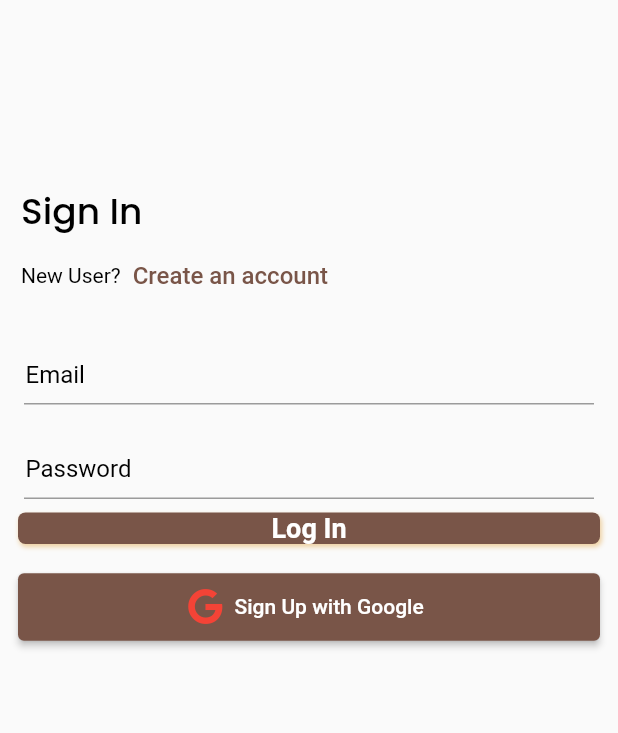
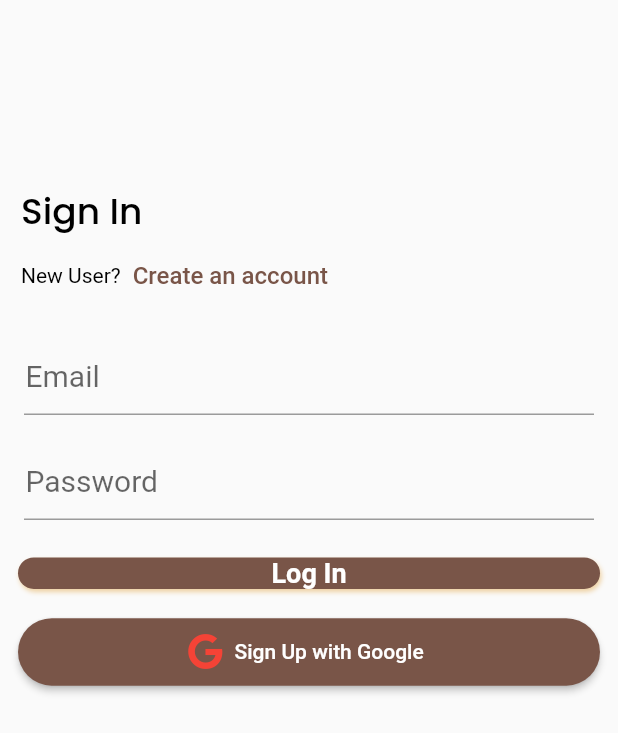
Before and after one commit to Mansukinini/COKG, a Flutter app: the Signup screen opened by its route, after a tap on "Log In", on a phone screen of 412 x 824 dp. Shown: the top 733 px of the screen. Run offline on Flutter 3.47's test engine with Material 2 defaults, Android fonts, the phone set to English and light mode, and no system bars; our stand-ins replace audioplayers, cloud_firestore, datetime_picker_formfield, file_picker, firebase_auth, firebase_core and 6 more; accounts and stored records are empty; network calls fail.

Commit message:
update existing screens

```diff
--- a/lib/src/areas/screens/home/drawer/login.dart
+++ b/lib/src/areas/screens/home/drawer/login.dart
@@ -68,7 +68,11 @@ class _LoginState extends State<Login> {
           stream: authenticate.email,
           builder: (context, user) {
 
-            return AppTextField(hintText: 'Email', textInputType: TextInputType.emailAddress, onChanged: authenticate.setEmail);
+            return AppTextField(
+              labelText: 'Email',
+              textInputType: TextInputType.emailAddress,
+              onChanged: authenticate.setEmail
+            );
           }
         ),
 
@@ -76,7 +80,7 @@ class _LoginState extends State<Login> {
           stream: authenticate.password,
           builder: (context, user){
 
-            return AppTextField(hintText: 'Password', onChanged: authenticate.setPassword, obscureText: true);
+            return AppTextField(labelText: 'Password', onChanged: authenticate.setPassword, obscureText: true);
           },
         ),
 
@@ -102,12 +106,13 @@ class _LoginState extends State<Login> {
             style: ElevatedButton.styleFrom(
               primary: Colors.brown,
               onPrimary: Colors.white,
-              minimumSize: Size(double.infinity, 45)
+              minimumSize: Size(double.infinity, 45),
+              shape: new RoundedRectangleBorder(borderRadius: new BorderRadius.circular(30.0)),
             ),
             icon: FaIcon(FontAwesomeIcons.google, color: Colors.red),
             onPressed: (){
               authenticate.signInWithGoogle().then((userData) {
-                authenticate.createUser(userData.user);
+                authenticate.createUser(userData.user).whenComplete(() => Navigator.pushReplacementNamed(context, "/home"));
               });
             },
             label: Text('Sign Up with Google')
--- a/lib/src/areas/screens/home/home.dart
+++ b/lib/src/areas/screens/home/home.dart
@@ -89,19 +89,19 @@ class _HomeState extends State<Home> {
         ListTile(
           leading: Icon(Icons.arrow_circle_down, size: 35.0, color: Colors.black),
           title: Text('Download', textAlign: TextAlign.left, style: TextStyles.buttonTextBlack),
-          onTap: () { },
+          onTap: () => Navigator.pushNamed(context, '/download'),
         ),
 
         ListTile(
           title: Text('Inbox', textAlign: TextAlign.left, style: TextStyles.buttonTextBlack),
           leading: Icon(Icons.inbox_rounded, size: 35.0, color: Colors.black),
-          onTap: () {},
+          onTap: () => Navigator.pushNamed(context, '/inbox'),
         ),
 
         ListTile(
           title: Text('Giving', textAlign: TextAlign.left, style: TextStyles.buttonTextBlack),
           leading: Icon(Icons.favorite_border, size: 35.0, color: Colors.black),
-          onTap: () { },
+          onTap: () => Navigator.pushNamed(context, '/giving'),
         ),
 
         ListTile(
--- a/lib/src/areas/services/providers/userProvider.dart
+++ b/lib/src/areas/services/providers/userProvider.dart
@@ -119,7 +119,6 @@ class UserProvider {
       return await _firestoreService.createUser(user);
     }on FirebaseException catch (e) {
       print(e);
-      return null;
     }
   }
 
--- a/lib/src/resources/widgets/button.dart
+++ b/lib/src/resources/widgets/button.dart
@@ -41,7 +41,9 @@ class _AppButtonState extends State<AppButton> {
       break;
     }
 
-    return AnimatedContainer(
+    return Padding(
+      padding: const EdgeInsets.only(top: 16.0),
+      child: AnimatedContainer(
         padding: EdgeInsets.only(
           top: (pressed) ? BaseStyles.listFieldVertical + BaseStyles.animationOffset : BaseStyles.listFieldVertical,
           left: BaseStyles.listFieldHorizontal,
@@ -75,6 +77,7 @@ class _AppButtonState extends State<AppButton> {
           },
         ),
         duration: Duration(milliseconds:20),
+      ),
     );
   }
 }
--- a/lib/src/resources/widgets/dateTimePicker.dart
+++ b/lib/src/resources/widgets/dateTimePicker.dart
@@ -40,7 +40,7 @@ class _AppDateTimePickerState extends State<AppDateTimePicker> {
   Widget build(BuildContext context) {
 
     return Padding(
-      padding: const EdgeInsets.only(top:2.0, left: 16.0, right: 16.0, bottom: 12.0),
+      padding: const EdgeInsets.only(top:20.0, left: 16.0, right: 16.0, bottom: 12.0),
       child: DateTimeField(
         readOnly: widget.readyOnly,
         onChanged: widget.onChanged,
--- a/lib/src/resources/widgets/textfield.dart
+++ b/lib/src/resources/widgets/textfield.dart
@@ -56,7 +56,7 @@ class _AppTextFieldState extends State<AppTextField> {
   @override
   Widget build(BuildContext context) {
     return Padding(
-      padding: const EdgeInsets.only(top:14.0, left: 16.0, right: 16.0, bottom: 1.0),
+      padding: const EdgeInsets.only(top:20.0, left: 16.0, right: 16.0, bottom: 1.0),
       child: TextField(
         maxLines: widget.maxLines,
         keyboardType: widget.textInputType,
--- a/lib/src/route.dart
+++ b/lib/src/route.dart
@@ -3,6 +3,9 @@ import 'package:cokg/src/areas/screens/devotion/devotion-sub-page.dart';
 import 'package:cokg/src/areas/screens/event/event-detail.dart';
 import 'package:cokg/src/areas/screens/event/event-list.dart';
 import 'package:cokg/src/areas/screens/group/group-detail.dart';
+import 'package:cokg/src/areas/screens/home/drawer/download.dart';
+import 'package:cokg/src/areas/screens/home/drawer/giving.dart';
+import 'package:cokg/src/areas/screens/home/drawer/inbox.dart';
 import 'package:cokg/src/areas/screens/home/home.dart';
 import 'package:cokg/src/areas/screens/home/drawer/login.dart';
 import 'package:cokg/src/areas/screens/home/drawer/profile.dart';
@@ -31,6 +34,12 @@ abstract class Routes {
         return MaterialPageRoute(builder: (context) => GroupDetail());
       case "/devotionDetail":
         return MaterialPageRoute(builder: (context) => DevotionDetail());
+      case "/download":
+        return MaterialPageRoute(builder: (context) => Download());
+      case "/inbox":
+        return MaterialPageRoute(builder: (context) => Inbox());
+      case "/giving":
+        return MaterialPageRoute(builder: (context) => Giving());
       case "/about":
         return MaterialPageRoute(builder: (context) => About());
 
--- a/lib/src/styles/base.dart
+++ b/lib/src/styles/base.dart
@@ -3,7 +3,7 @@ import 'package:flutter/material.dart';
 
 abstract class BaseStyles {
 
-  static double get borderRadius => 5.0;
+  static double get borderRadius => 30.0;
 
   static double get borderWith => 2.0;
 
```
Also changed, not shown: lib/src/areas/screens/home/drawer/profile.dart (+3 -4 lines), lib/src/resources/widgets/alert.dart (+28 -36 lines). Lines whose indentation alone changed are shown as unchanged.
